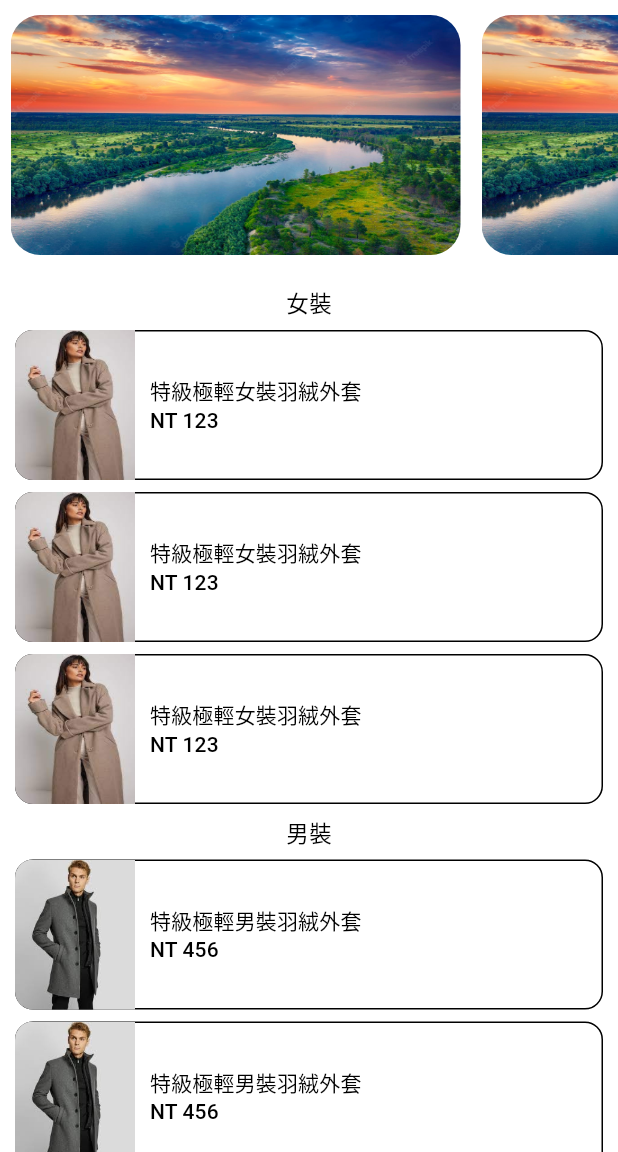
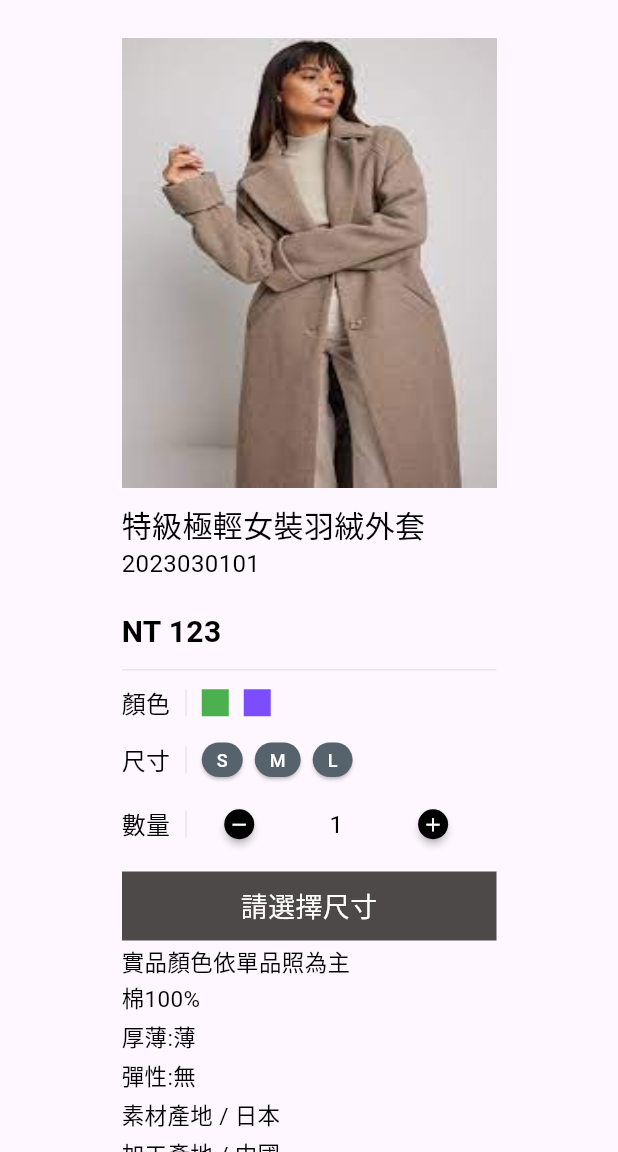
Before and after one commit to huang840801/appworks_school_flutter_program, a Flutter app: the screen it shows after launch, after a tap on "特級極輕女裝羽絨外套", on a phone screen of 412 x 824 dp, the part 84-1236 px from its top. Run offline on Flutter 3.47's test engine with Material 2 defaults, Android fonts, the phone set to English and light mode, and no system bars; our stand-ins replace device_preview.

Commit message:
add detail screen

```diff
--- /dev/null
+++ b/lib/detail_screen.dart
@@ -0,0 +1,233 @@
+import 'package:flutter/material.dart';
+
+import 'main.dart';
+
+class DetailScreen extends StatelessWidget {
+  const DetailScreen({super.key, required this.product});
+
+  final Product product;
+  static String routeName = "/detail_screen";
+
+  static Route getRoute(Product product) {
+    Route route = MaterialPageRoute(builder: (context) => DetailScreen(product: product));
+    return route;
+  }
+
+  @override
+  Widget build(BuildContext context) {
+    return MaterialApp(
+      debugShowCheckedModeBanner: false,
+      theme: ThemeData(
+        useMaterial3: true,
+      ),
+      home: Scaffold(
+          appBar: AppBar(
+            backgroundColor: const Color.fromARGB(255, 240, 243, 247),
+            centerTitle: true,
+            title: const Image(
+              image: AssetImage("images/stylish_logo.png"),
+              height: 25,
+              width: 120,
+            ),
+            elevation: 2,
+          ),
+          body: Center(
+            child: SizedBox(
+              width: 250,
+              child: SingleChildScrollView(
+                child: Align(
+                  alignment: Alignment.topCenter,
+                  child: Column(
+                    crossAxisAlignment: CrossAxisAlignment.start,
+                    children: [
+                      const SizedBox(height: 25),
+                      SizedBox(width: 250, height: 300, child: product.image),
+                      const SizedBox(height: 10),
+                      Text(product.name!, style: const TextStyle(color: Colors.black, fontSize: 20)),
+                      const Text('2023030101', style: TextStyle(color: Colors.black, fontSize: 16)),
+                      const SizedBox(height: 20),
+                      Text('NT ${product.price}', style: const TextStyle(color: Colors.black, fontSize: 20, fontWeight: FontWeight.bold)),
+                      const SizedBox(height: 10),
+                      Container(color: const Color(0x19333333), height: 1, width: 250),
+                      const SizedBox(height: 10),
+                      Row(
+                        children: [
+                          const Text('顏色', style: TextStyle(color: Colors.black, fontSize: 16)),
+                          const SizedBox(width: 10),
+                          Container(color: const Color(0x19333333), height: 18, width: 1),
+                          const SizedBox(width: 10),
+                          Container(color: Colors.green, height: 18, width: 18),
+                          const SizedBox(width: 10),
+                          Container(color: Colors.deepPurpleAccent, height: 18, width: 18),
+                        ],
+                      ),
+                      const SizedBox(height: 15),
+                      Row(
+                        children: [
+                          const Text('尺寸', style: TextStyle(color: Colors.black, fontSize: 16)),
+                          const SizedBox(width: 10),
+                          Container(color: const Color(0x19333333), height: 18, width: 1),
+                          const SizedBox(width: 10),
+                          const SizeButton(size: 'S'),
+                          const SizedBox(width: 8),
+                          const SizeButton(size: 'M'),
+                          const SizedBox(width: 8),
+                          const SizeButton(size: 'L'),
+                        ],
+                      ),
+                      const SizedBox(height: 20),
+                      Row(
+                        children: [
+                          const Text('數量', style: TextStyle(color: Colors.black, fontSize: 16)),
+                          const SizedBox(width: 10),
+                          Container(color: const Color(0x19333333), height: 18, width: 1),
+                          const SizedBox(width: 25),
+                          SizedBox(
+                            width: 20,
+                            height: 20,
+                            child: RawMaterialButton(
+                              onPressed: () {},
+                              elevation: 2.0,
+                              fillColor: Colors.black,
+                              padding: const EdgeInsets.all(0),
+                              shape: const CircleBorder(),
+                              child: const Icon(
+                                color: Colors.white,
+                                Icons.remove,
+                                size: 15,
+                              ),
+                            ),
+                          ),
+                          const SizedBox(width: 50),
+                          const Text('1', style: TextStyle(color: Colors.black, fontSize: 16)),
+                          const SizedBox(width: 50),
+                          SizedBox(
+                            width: 20,
+                            height: 20,
+                            child: RawMaterialButton(
+                              onPressed: () {},
+                              elevation: 2.0,
+                              fillColor: Colors.black,
+                              padding: const EdgeInsets.all(0),
+                              shape: const CircleBorder(),
+                              child: const Icon(
+                                color: Colors.white,
+                                Icons.add,
+                                size: 15,
+                              ),
+                            ),
+                          ),
+                        ],
+                      ),
+                      const SizedBox(
+                        height: 20,
+                      ),
+                      Container(
+                        color: const Color.fromARGB(255, 78, 73, 73),
+                        child: const Center(
+                          child: Padding(
+                            padding: EdgeInsets.only(top: 10, bottom: 10),
+                            child: Text('請選擇尺寸', style: TextStyle(color: Colors.white, fontSize: 18)),
+                          ),
+                        ),
+                      ),
+                      Column(
+                        crossAxisAlignment: CrossAxisAlignment.start,
+                        children: const [
+                          SizedBox(height: 3),
+                          Text('實品顏色依單品照為主', style: TextStyle(color: Colors.black, fontSize: 15)),
+                          SizedBox(height: 3),
+                          Text('棉100%', style: TextStyle(color: Colors.black, fontSize: 15)),
+                          SizedBox(height: 3),
+                          Text('厚薄:薄', style: TextStyle(color: Colors.black, fontSize: 15)),
+                          SizedBox(height: 3),
+                          Text('彈性:無', style: TextStyle(color: Colors.black, fontSize: 15)),
+                          SizedBox(height: 3),
+                          Text('素材產地 / 日本', style: TextStyle(color: Colors.black, fontSize: 15)),
+                          SizedBox(height: 3),
+                          Text('加工產地 / 中國', style: TextStyle(color: Colors.black, fontSize: 15)),
+                        ],
+                      ),
+                      const SizedBox(height: 15),
+                      Row(
+                        children: [
+                          ShaderMask(
+                            blendMode: BlendMode.srcIn,
+                            shaderCallback: (bounds) => const LinearGradient(colors: [
+                              Color.fromARGB(255, 126, 130, 238),
+                              Color.fromARGB(255, 151, 192, 231),
+                              Color.fromARGB(255, 118, 217, 212),
+                            ]).createShader(
+                              Rect.fromLTWH(0, 0, bounds.width, bounds.height),
+                            ),
+                            child: const Text('細部說明', style: TextStyle(fontSize: 15, fontWeight: FontWeight.bold)),
+                          ),
+                          const SizedBox(width: 10),
+                          Expanded(
+                            child: Container(
+                              height: 2,
+                              color: Color(0x19333333),
+                            ),
+                          )
+                        ],
+                      ),
+                      const Text(
+                          'The Xunyang River sees off guests at night, and the maple leaves and grasses rustle in autumn.The master dismounts, and the guest is in the boat. He wants to drink without an orchestra.',
+                          style: TextStyle(color: Colors.black, fontSize: 12)),
+                      Column(
+                        children: const [
+                          SizedBox(height: 10),
+                          Image(
+                            fit: BoxFit.fill,
+                            image: AssetImage("images/rivers.png"),
+                          ),
+                          SizedBox(height: 10),
+                          Image(
+                            fit: BoxFit.fill,
+                            image: AssetImage("images/rivers.png"),
+                          ),
+                          SizedBox(height: 10),
+                          Image(
+                            fit: BoxFit.fill,
+                            image: AssetImage("images/rivers.png"),
+                          ),
+                          SizedBox(height: 10),
+                          Image(
+                            fit: BoxFit.fill,
+                            image: AssetImage("images/rivers.png"),
+                          ),
+                          SizedBox(height: 10),
+                        ],
+                      )
+                    ],
+                  ),
+                ),
+              ),
+            ),
+          )),
+    );
+  }
+}
+
+class SizeButton extends StatelessWidget {
+  final String size;
+
+  const SizeButton({
+    Key? key,
+    required this.size,
+  }) : super(key: key);
+
+  @override
+  Widget build(BuildContext context) {
+    return ElevatedButton(
+      onPressed: () {},
+      style: ElevatedButton.styleFrom(
+        padding: const EdgeInsets.only(top: 3, bottom: 3, left: 10, right: 10),
+        minimumSize: Size.zero,
+        tapTargetSize: MaterialTapTargetSize.shrinkWrap,
+        backgroundColor: const Color.fromARGB(255, 87, 99, 108),
+      ),
+      child: Text(size, style: const TextStyle(color: Colors.white, fontSize: 12)),
+    );
+  }
+}
--- a/lib/main.dart
+++ b/lib/main.dart
@@ -1,7 +1,10 @@
-import 'dart:ui';
+import 'dart:core';
 
 import 'package:device_preview/device_preview.dart';
+import 'package:flutter/gestures.dart';
 import 'package:flutter/material.dart';
+
+import 'detail_screen.dart';
 
 void main() => runApp(DevicePreview(builder: (context) => const MyApp()));
 
@@ -32,7 +35,6 @@ class _MyAppState extends State<MyApp> {
 
     return MaterialApp(
       useInheritedMediaQuery: true,
-      title: 'Flutter Demo',
       debugShowCheckedModeBanner: false,
       theme: ThemeData(
         useMaterial3: true,
@@ -117,7 +119,10 @@ class _MyAppState extends State<MyApp> {
         width: 300,
         child: Builder(builder: (context) {
           return GestureDetector(
-            onTap: () {},
+            onTap: () {
+              Route route = DetailScreen.getRoute(product);
+              Navigator.push(context, route);
+            },
             child: OutlinedButton(
                 onPressed: null,
                 style: ButtonStyle(
```
